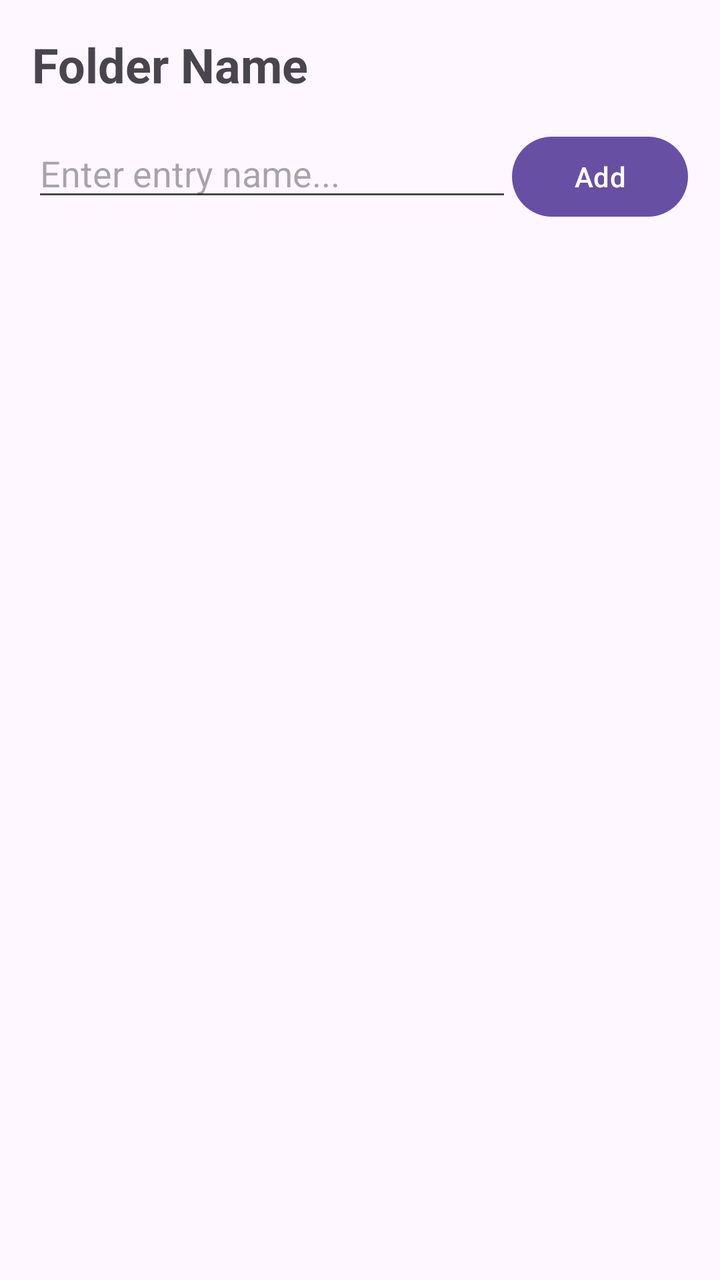
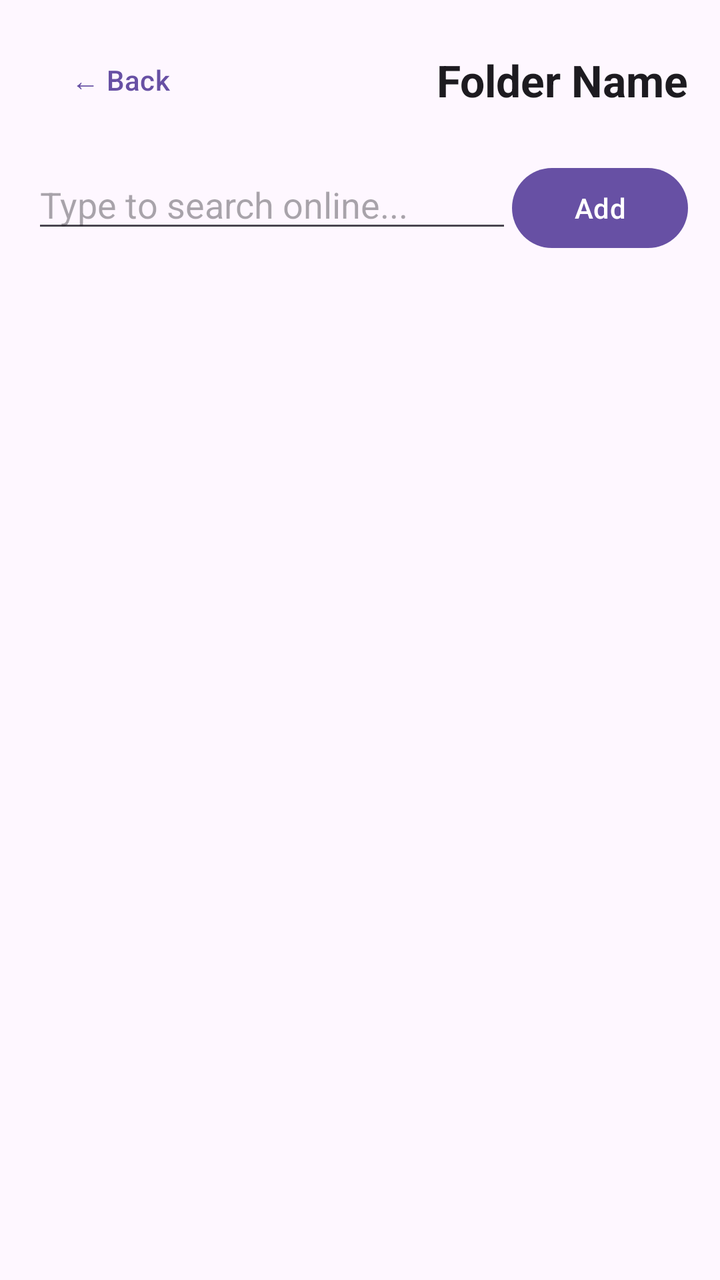

Screens rendered from an Android XML layout before and after an edit, with the pre-edit source and the edit as a unified diff.
<!-- AndroidManifest.xml: application theme Theme.FinalProjectDraft -->
<!-- res/layout/activity_folder.xml -->
<?xml version="1.0" encoding="utf-8"?>
<LinearLayout xmlns:android="http://schemas.android.com/apk/res/android"
    android:layout_width="match_parent"
    android:layout_height="match_parent"
    android:orientation="vertical"
    android:padding="16dp">

    <TextView
        android:id="@+id/folderTitle"
        android:layout_width="wrap_content"
        android:layout_height="wrap_content"
        android:text="Folder Name"
        android:textSize="24sp"
        android:textStyle="bold"
        android:layout_marginBottom="16dp" />

    <LinearLayout
        android:layout_width="match_parent"
        android:layout_height="wrap_content"
        android:orientation="horizontal"
        android:layout_marginBottom="16dp">

        <EditText
            android:id="@+id/inputEntryName"
            android:layout_width="0dp"
            android:layout_height="wrap_content"
            android:layout_weight="1"
            android:hint="Enter entry name..." />

        <Button
            android:id="@+id/btnAddEntry"
            android:layout_width="wrap_content"
            android:layout_height="wrap_content"
            android:text="Add" />
    </LinearLayout>

    <ListView
        android:id="@+id/listViewEntries"
        android:layout_width="match_parent"
        android:layout_height="match_parent" />

</LinearLayout>
<!-- resources referenced by this layout -->
<resources>
  <style name="Theme.FinalProjectDraft" parent="Base.Theme.FinalProjectDraft" />
  <style name="Base.Theme.FinalProjectDraft" parent="Theme.Material3.DayNight.NoActionBar">
          
          
      </style>
</resources>

<!-- the commit's change to res/layout/activity_folder.xml (unified diff, before → after) -->
@@ -5,14 +5,33 @@
     android:orientation="vertical"
     android:padding="16dp">
 
-    <TextView
-        android:id="@+id/folderTitle"
-        android:layout_width="wrap_content"
+    <LinearLayout
+        android:layout_width="match_parent"
         android:layout_height="wrap_content"
-        android:text="Folder Name"
-        android:textSize="24sp"
-        android:textStyle="bold"
-        android:layout_marginBottom="16dp" />
+        android:orientation="horizontal"
+        android:gravity="center_vertical"
+        android:layout_marginBottom="16dp">
+
+        <Button
+            android:id="@+id/btnBack"
+            style="@style/Widget.Material3.Button.TextButton"
+            android:layout_width="wrap_content"
+            android:layout_height="wrap_content"
+            android:text="← Back"
+            android:textSize="14sp"
+            android:textColor="?attr/colorPrimary" />
+
+        <TextView
+            android:id="@+id/folderTitle"
+            android:layout_width="0dp"
+            android:layout_height="wrap_content"
+            android:layout_weight="1"
+            android:text="Folder Name"
+            android:textSize="22sp"
+            android:textStyle="bold"
+            android:textColor="?attr/colorOnBackground"
+            android:gravity="end" />
+    </LinearLayout>
 
     <LinearLayout
         android:layout_width="match_parent"
@@ -20,12 +39,13 @@
         android:orientation="horizontal"
         android:layout_marginBottom="16dp">
 
-        <EditText
+        <AutoCompleteTextView
             android:id="@+id/inputEntryName"
             android:layout_width="0dp"
             android:layout_height="wrap_content"
             android:layout_weight="1"
-            android:hint="Enter entry name..." />
+            android:completionThreshold="1"
+            android:hint="Type to search online..." />
 
         <Button
             android:id="@+id/btnAddEntry"
